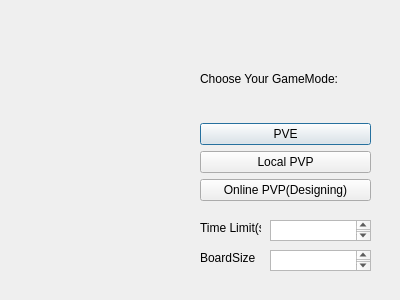
This is NoGo-Task1-2.0/dialogchoosemode.ui in SakuraMarble/Team9_Final as Qt 5 draws it before an edit. The edited form follows.
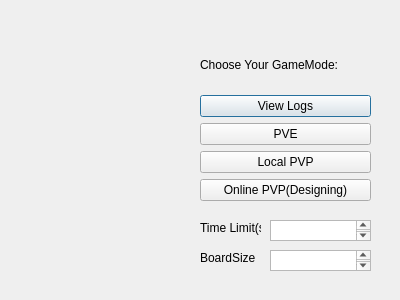
This is the edited form.

```diff
--- a/NoGo-Task1-2.0/dialogchoosemode.ui
+++ b/NoGo-Task1-2.0/dialogchoosemode.ui
@@ -43,6 +43,13 @@
       </property>
      </widget>
     </item>
+    <item>
+     <widget class="QPushButton" name="pushButton_View">
+      <property name="text">
+       <string>View Logs</string>
+      </property>
+     </widget>
+    </item>
     <item>
      <widget class="QPushButton" name="pushButton_PVE">
       <property name="text">
```
